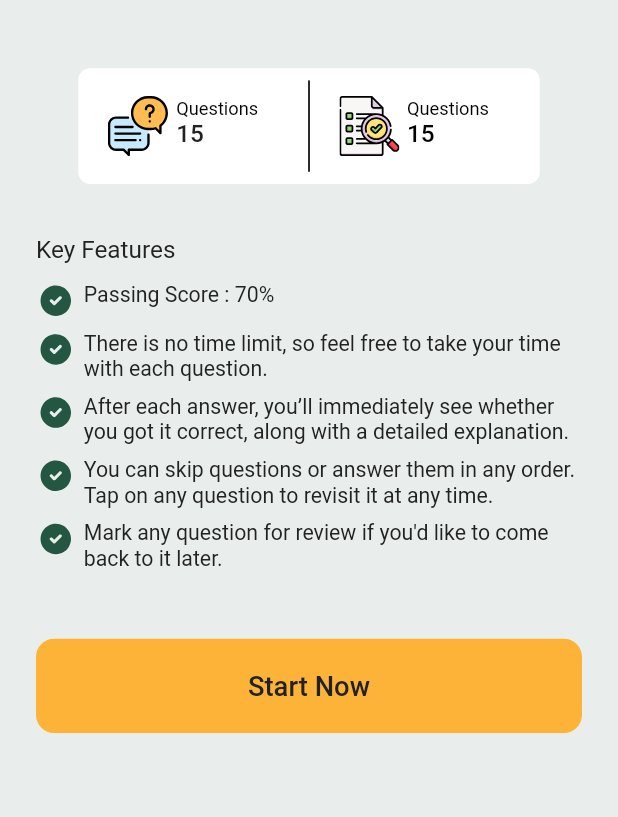
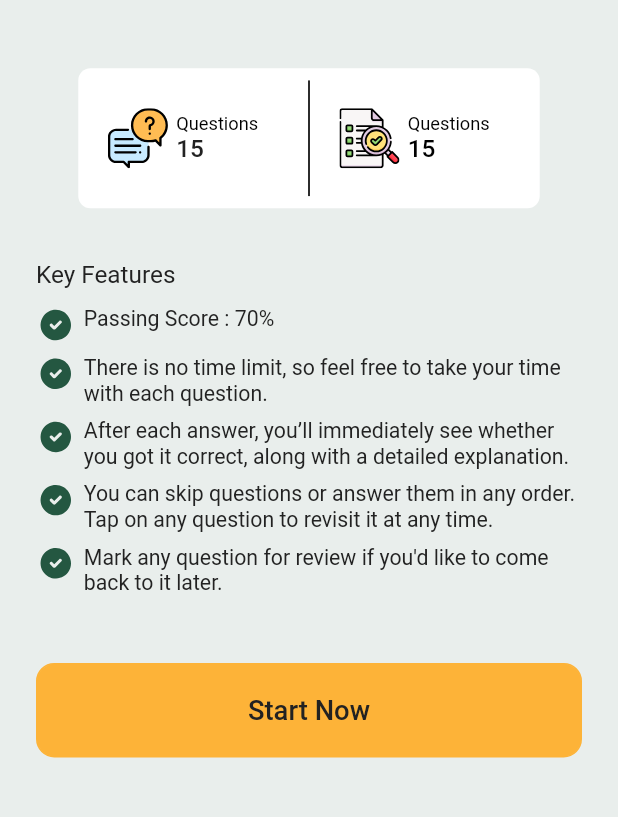
Before and after one commit to alazad214/The-Certify-Hub, a Flutter app: the MockTestInstructions screen opened by its route, on a phone screen of 412 x 824 dp, the part 66-883 px from its top. Run offline on Flutter 3.47's test engine with Material 3 defaults, Android fonts, the phone set to English and light mode, and no system bars; drawn by our look-alikes of auto_animated; our stand-ins replace chewie, dio, flutter_screenutil, flutter_svg, get, get_it and 7 more; missing offline and left inert: dotlottie_loader; accounts and stored records are empty; Roboto replaces fonts that are missing (GT Walsheim Trial); project files that could hold a hidden picture were left out.

Commit message:
bug and color fixing

```diff
--- a/lib/features/auth/presentation/forget_pass_screen.dart/forget_pass_screen.dart
+++ b/lib/features/auth/presentation/forget_pass_screen.dart/forget_pass_screen.dart
@@ -78,7 +78,7 @@ class _ForgetPasswordScreenState extends State<ForgetPasswordScreen> {
                     context: context,
                     textStyle: TextFontStyle
                         .headline18w500c222222StyleGTWalsheim
-                        .copyWith(color: AppColors.cFFFFFF),
+                        .copyWith(color: AppColors.c000000),
                   ),
                 ],
               ),
--- a/lib/features/auth/presentation/otp_screen/otp_verification.dart
+++ b/lib/features/auth/presentation/otp_screen/otp_verification.dart
@@ -135,7 +135,7 @@ class _OtpVerificationState extends State<OtpVerification> {
                     context: context,
                     textStyle: TextFontStyle
                         .headline18w500c222222StyleGTWalsheim
-                        .copyWith(color: AppColors.cFFFFFF),
+                        .copyWith(color: AppColors.c000000),
                   ),
                 ],
               ),
--- a/lib/features/auth/presentation/registration_screen/login_screen.dart
+++ b/lib/features/auth/presentation/registration_screen/login_screen.dart
@@ -111,11 +111,13 @@ class _LoginScreenState extends State<LoginScreen> {
                 UIHelper.verticalSpace(40.h),
                 customButton(
                   name: 'Log In',
-                  onCallBack: () {},
+                  onCallBack: () {
+                    NavigationService.navigateTo(Routes.home);
+                  },
                   context: context,
                   borderRadius: 12.r,
                   textStyle: TextFontStyle.headline18w500c222222StyleGTWalsheim
-                      .copyWith(color: AppColors.cFFFFFF),
+                      .copyWith(color: AppColors.c000000),
                 ),
                 UIHelper.verticalSpace(16.h),
                 GestureDetector(
--- a/lib/features/auth/presentation/registration_screen/signup_screen.dart
+++ b/lib/features/auth/presentation/registration_screen/signup_screen.dart
@@ -111,7 +111,7 @@ class _SignupScreenState extends State<SignupScreen> {
                   context: context,
                   borderRadius: 12.r,
                   textStyle: TextFontStyle.headline18w500c222222StyleGTWalsheim
-                      .copyWith(color: AppColors.cFFFFFF),
+                      .copyWith(color: AppColors.c000000),
                 ),
                 UIHelper.verticalSpace(41.5.h),
                 Text(
--- a/lib/features/mock_test/presentation/mock_test_instruction/mock_test_instruction_screen.dart
+++ b/lib/features/mock_test/presentation/mock_test_instruction/mock_test_instruction_screen.dart
@@ -98,11 +98,10 @@ class _MockTestInstructionsState extends State<MockTestInstructions> {
   Widget _questionBoard() {
     return Center(
       child: Container(
-        height: 76.h,
         width: 280.w,
         decoration: BoxDecoration(
           color: AppColors.cFFFFFF,
-          borderRadius: BorderRadius.circular(8),
+          borderRadius: BorderRadius.circular(8.r),
         ),
         child: Row(
           children: [
@@ -151,8 +150,8 @@ class _MockTestInstructionsState extends State<MockTestInstructions> {
                   children: [
                     SvgPicture.asset(Assets.icons.marks),
                     Padding(
-                      padding:
-                          EdgeInsets.symmetric(vertical: 10.0, horizontal: 5),
+                      padding: EdgeInsets.symmetric(
+                          vertical: 10.0.h, horizontal: 5.w),
                       child: Column(
                         crossAxisAlignment: CrossAxisAlignment.start,
                         children: [
--- a/lib/main.dart
+++ b/lib/main.dart
@@ -1,4 +1,5 @@
 import 'package:christiandimene/features/onboading/presentation/splash_screen.dart';
+import 'package:christiandimene/features/test_exam/presentation/test_passed_result.dart';
 import 'package:christiandimene/loading_screen.dart';
 import 'package:flutter/material.dart';
 import 'package:flutter_screenutil/flutter_screenutil.dart';
```
Also changed, not shown: lib/features/mock_test/presentation/mock_test_result/mock_result_screen.dart (+7 -4 lines), lib/features/test_exam/presentation/test_passed_result.dart (added, +27 -0 lines).
